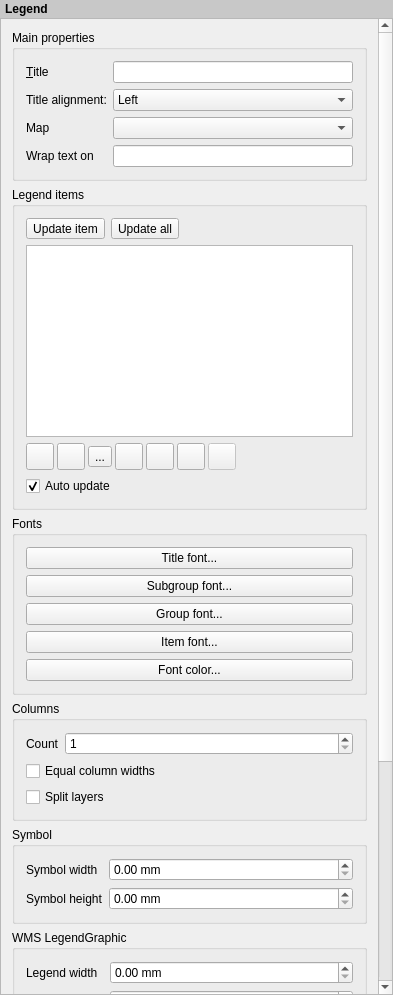
Old version of the form src/ui/qgscomposerlegendwidgetbase.ui in the repository qgis/QGIS.
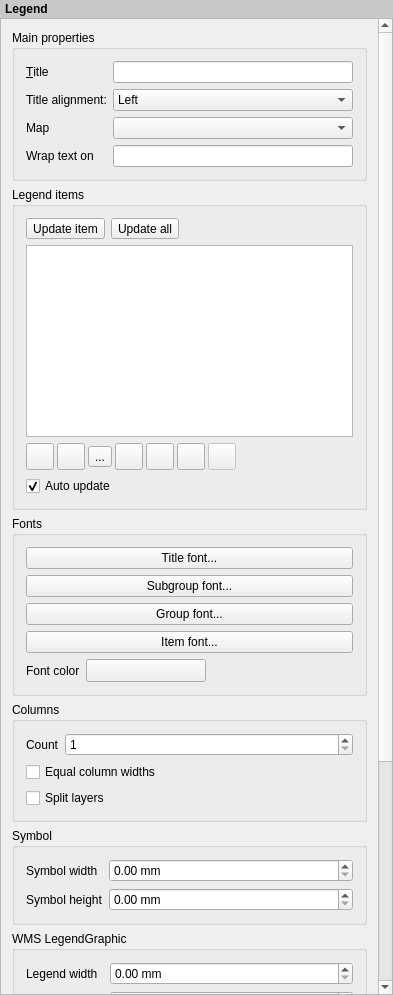
New version of the form. Icons and pictures are not drawn. Custom widgets are drawn as their Qt base class.

Commit message: [composer] Flip all color buttons to QgsColorButtonV2

Diff of the .ui file:
```diff
--- a/src/ui/qgscomposerlegendwidgetbase.ui
+++ b/src/ui/qgscomposerlegendwidgetbase.ui
@@ -63,9 +63,9 @@
       <property name="geometry">
        <rect>
         <x>0</x>
-        <y>-169</y>
-        <width>374</width>
-        <height>1145</height>
+        <y>0</y>
+        <width>375</width>
+        <height>1319</height>
        </rect>
       </property>
       <layout class="QVBoxLayout" name="mainLayout">
@@ -444,11 +444,47 @@
            </widget>
           </item>
           <item>
-           <widget class="QgsColorButton" name="mFontColorButton">
-            <property name="text">
-             <string>Font color...</string>
-            </property>
-           </widget>
+           <layout class="QHBoxLayout" name="horizontalLayout_3">
+            <item>
+             <widget class="QLabel" name="label_16">
+              <property name="text">
+               <string>Font color</string>
+              </property>
+             </widget>
+            </item>
+            <item>
+             <widget class="QgsColorButtonV2" name="mFontColorButton">
+              <property name="minimumSize">
+               <size>
+                <width>120</width>
+                <height>0</height>
+               </size>
+              </property>
+              <property name="maximumSize">
+               <size>
+                <width>120</width>
+                <height>16777215</height>
+               </size>
+              </property>
+              <property name="text">
+               <string/>
+              </property>
+             </widget>
+            </item>
+            <item>
+             <spacer name="horizontalSpacer">
+              <property name="orientation">
+               <enum>Qt::Horizontal</enum>
+              </property>
+              <property name="sizeHint" stdset="0">
+               <size>
+                <width>40</width>
+                <height>20</height>
+               </size>
+              </property>
+             </spacer>
+            </item>
+           </layout>
           </item>
          </layout>
         </widget>
@@ -824,9 +860,9 @@
    <container>1</container>
   </customwidget>
   <customwidget>
-   <class>QgsColorButton</class>
-   <extends>QPushButton</extends>
-   <header>qgscolorbutton.h</header>
+   <class>QgsColorButtonV2</class>
+   <extends>QToolButton</extends>
+   <header>qgscolorbuttonv2.h</header>
   </customwidget>
  </customwidgets>
  <resources>
```
Left out of the diff: 13 changed lines with no effect on the pictures. The commit also changes 15 other files.
